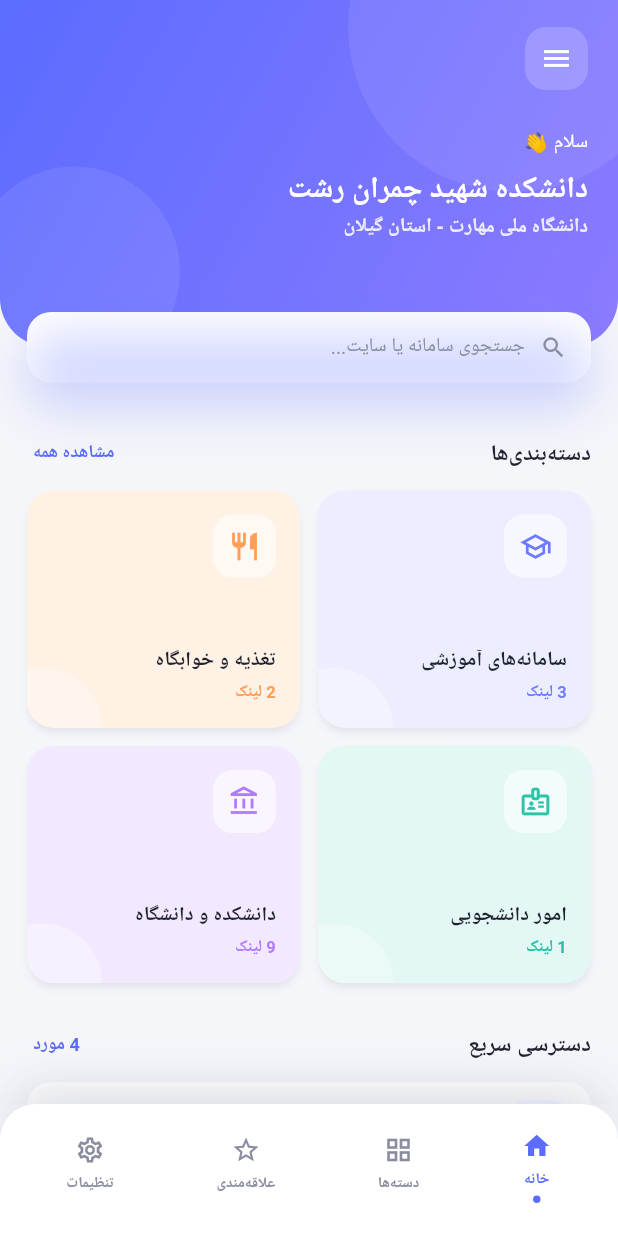
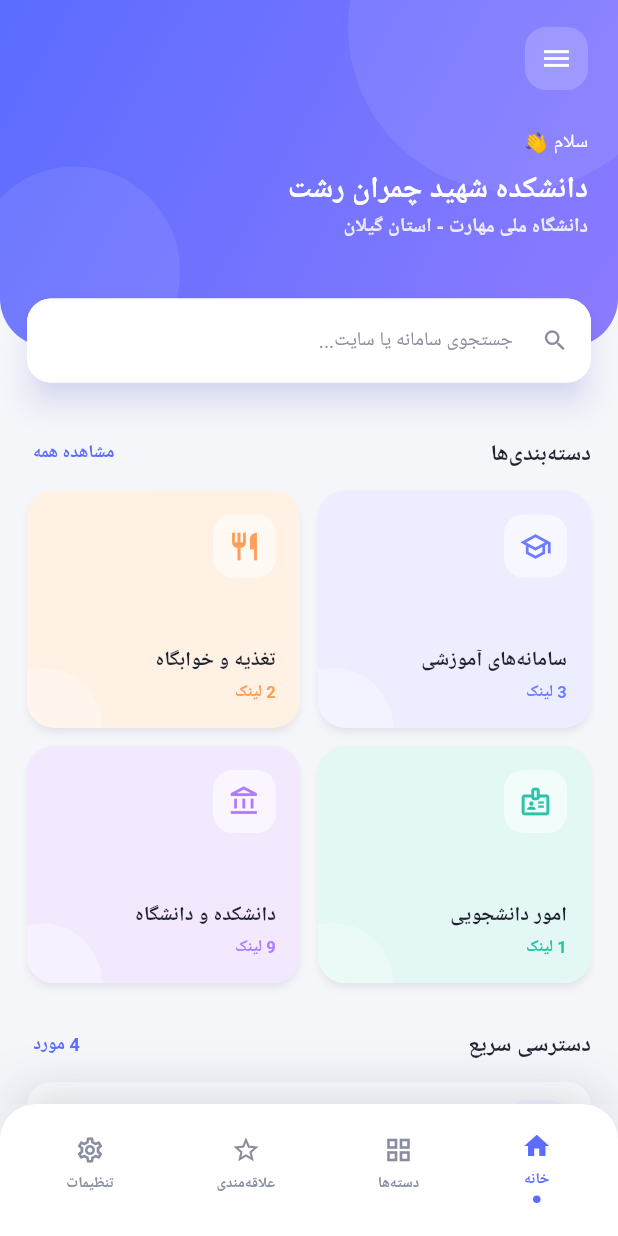
Before and after one commit to Liam0027/university_links_app, a Flutter app: the screen it shows after launch, on a phone screen of 412 x 824 dp. Run offline on Flutter 3.47's test engine with Material 3 defaults, Android fonts, the phone set to English and light mode, and no system bars; our stand-ins replace flutter_local_notifications, google_fonts, shamsi_date, shared_preferences, timezone; network calls fail; Roboto replaces fonts that are missing (Vazirmatn).

Commit message:
feat: improve search bar UX with native TextField decoration

```diff
--- a/lib/ui/widgets/header.dart
+++ b/lib/ui/widgets/header.dart
@@ -1,4 +1,5 @@
 import 'package:flutter/material.dart';
+import 'package:university_links_app/ui/utils/focus_mode.dart';
 import '../../core/app_colors.dart';
 import '../pages/search_page.dart';
 
@@ -75,7 +76,7 @@ class HomeHeader extends StatelessWidget {
             ],
           ),
         ),
-        Positioned(bottom: -24, left: 18, right: 18, child: _SearchBarButton()),
+        Positioned(bottom: -24, left: 18, right: 18, child: _SearchBar()),
       ],
     );
   }
@@ -141,41 +142,47 @@ class _GlassIconButton extends StatelessWidget {
 //   }
 // }
 
-class _SearchBarButton extends StatelessWidget {
+class _SearchBar extends StatelessWidget {
+  final TextEditingController _controller = TextEditingController();
+
   @override
   Widget build(BuildContext context) {
     return Material(
-      color: context.cardColor,
+      elevation: context.isDark ? 0 : 8,
+      shadowColor: AppColors.primary.withOpacity(0.28),
       borderRadius: BorderRadius.circular(16),
-      child: InkWell(
-        borderRadius: BorderRadius.circular(16),
-        onTap: () => Navigator.push(
-          context,
-          MaterialPageRoute(builder: (_) => const SearchPage()),
+      child: TextField(
+        controller: _controller,
+        style: TextStyle(fontSize: 13, color: context.textPrimary),
+        decoration: InputDecoration(
+          isDense: true,
+          border: OutlineInputBorder(
+            borderSide: BorderSide.none,
+            borderRadius: BorderRadius.circular(16.0),
+          ),
+          filled: true,
+          fillColor: context.cardColor,
+          contentPadding: const EdgeInsets.all(18.0),
+          prefixIcon: Icon(
+            Icons.search,
+            size: 18,
+            color: context.textSecondary,
+          ),
+          hintText: 'جستجوی سامانه یا سایت...',
+          hintStyle: TextStyle(fontSize: 13, color: context.textSecondary),
         ),
-        child: Container(
-          padding: const EdgeInsets.symmetric(horizontal: 16, vertical: 14),
-          decoration: BoxDecoration(
-            borderRadius: BorderRadius.circular(16),
-            boxShadow: [
-              BoxShadow(
-                color: AppColors.primary.withOpacity(0.28),
-                blurRadius: 30,
-                offset: const Offset(0, 16),
+        onTapOutside: (event) => unFocus(),
+        onChanged: (value) {
+          if (value.length == 1) {
+            Navigator.push(
+              context,
+              MaterialPageRoute(
+                builder: (_) => SearchPage(firstCharInput: value),
               ),
-            ],
-          ),
-          child: Row(
-            children: [
-              Icon(Icons.search, size: 18, color: context.textSecondary),
-              const SizedBox(width: 10),
-              Text(
-                'جستجوی سامانه یا سایت...',
-                style: TextStyle(fontSize: 13, color: context.textSecondary),
-              ),
-            ],
-          ),
-        ),
+            );
+          }
+          _controller.clear();
+        },
       ),
     );
   }
```
Also changed, not shown: lib/ui/pages/search_page.dart (+16 -4 lines).
